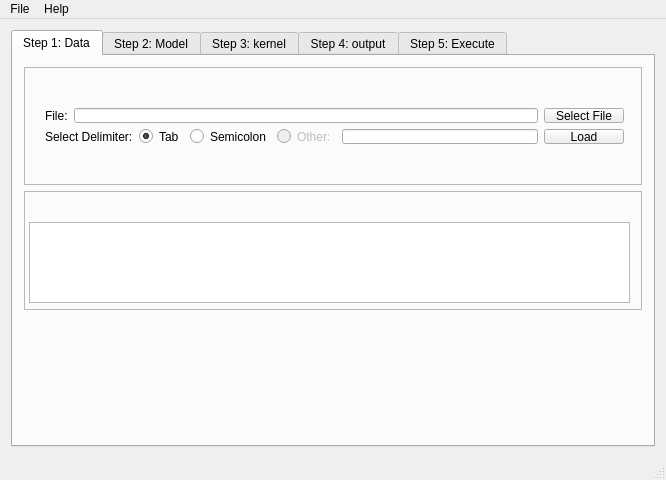
Above: Qt/mainwindow.ui from Anders1232/GWR_BR before the change. Below: the same form after it.
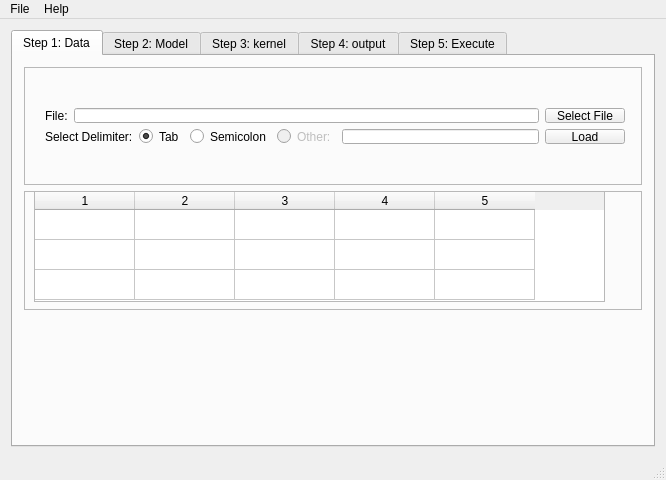
That is the form after the change.

Diff of the .ui file:
```diff
--- a/Qt/mainwindow.ui
+++ b/Qt/mainwindow.ui
@@ -62,7 +62,7 @@
             <rect>
              <x>10</x>
              <y>30</y>
-             <width>601</width>
+             <width>602</width>
              <height>58</height>
             </rect>
            </property>
@@ -158,15 +158,32 @@
           <property name="frameShadow">
            <enum>QFrame::Raised</enum>
           </property>
-          <widget class="QTableView" name="tableView">
+          <widget class="QTableWidget" name="tableWidget">
            <property name="geometry">
             <rect>
-             <x>5</x>
-             <y>31</y>
-             <width>601</width>
-             <height>81</height>
+             <x>10</x>
+             <y>0</y>
+             <width>571</width>
+             <height>111</height>
             </rect>
            </property>
+           <property name="rowCount">
+            <number>3</number>
+           </property>
+           <property name="columnCount">
+            <number>5</number>
+           </property>
+           <attribute name="verticalHeaderVisible">
+            <bool>false</bool>
+           </attribute>
+           <row/>
+           <row/>
+           <row/>
+           <column/>
+           <column/>
+           <column/>
+           <column/>
+           <column/>
           </widget>
          </widget>
         </item>
```
Left out of the diff: 12 changed lines with no effect on the pictures.
